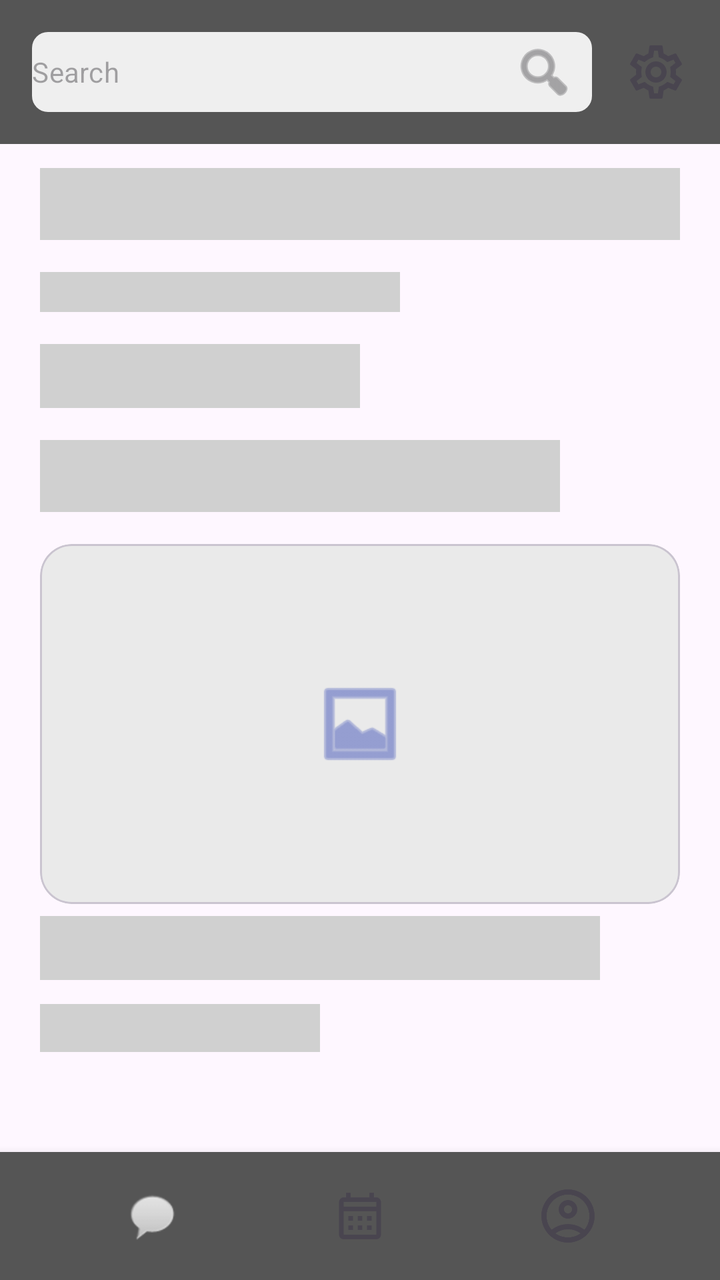
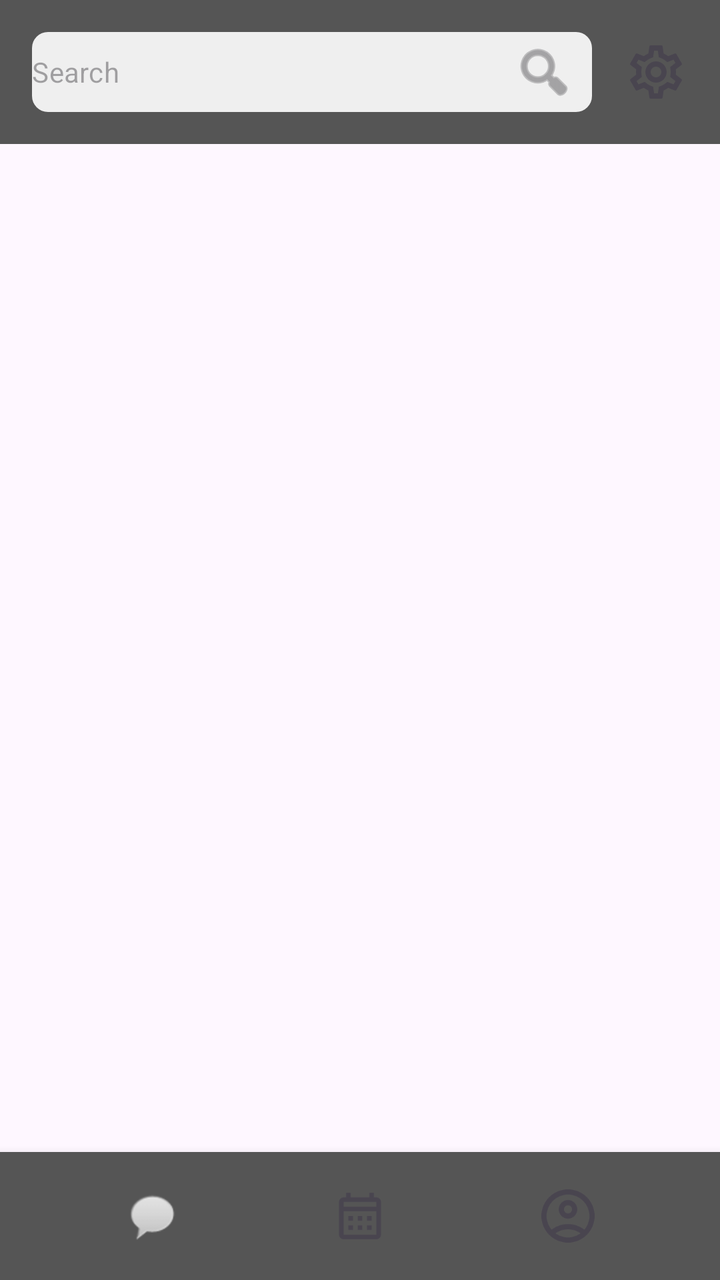

Screens rendered from an Android XML layout before and after an edit, with the pre-edit source and the edit as a unified diff.
<!-- AndroidManifest.xml: application theme AppTheme -->
<!-- res/layout/fragment_feed.xml -->
<?xml version="1.0" encoding="utf-8"?>
<RelativeLayout xmlns:android="http://schemas.android.com/apk/res/android"
  xmlns:app="http://schemas.android.com/apk/res-auto"
  android:layout_width="match_parent"
  android:layout_height="match_parent"
  android:background="?attr/colorSurface">

  
  <LinearLayout
    android:id="@+id/layout_header"
    android:layout_width="match_parent"
    android:layout_height="wrap_content"
    android:layout_alignParentTop="true"
    android:gravity="center_vertical"
    android:orientation="horizontal"
    android:padding="16dp"
    android:background="#555555">

    
    <com.google.android.material.textfield.TextInputLayout
      style="@style/Widget.MaterialComponents.TextInputLayout.OutlinedBox"
      android:layout_width="0dp"
      android:layout_height="wrap_content"
      android:layout_weight="1"
      app:boxBackgroundColor="#EFEFEF"
      app:boxCornerRadiusBottomEnd="8dp"
      app:boxCornerRadiusBottomStart="8dp"
      app:boxCornerRadiusTopEnd="8dp"
      app:boxCornerRadiusTopStart="8dp"
      app:boxStrokeWidth="0dp"
      app:endIconDrawable="@android:drawable/ic_menu_search"
      app:endIconMode="custom"
      app:hintEnabled="false">

      <com.google.android.material.textfield.TextInputEditText
        android:layout_width="match_parent"
        android:layout_height="40dp"
        android:hint="@string/search_label"
        android:padding="0dp"
        android:textSize="14sp" />
    </com.google.android.material.textfield.TextInputLayout>

    
    <ImageView
      android:id="@+id/btn_settings"
      android:layout_width="32dp"
      android:layout_height="32dp"
      android:layout_marginStart="16dp"
      android:contentDescription="@string/settings_label"
      android:src="@drawable/outline_settings_24" />
  </LinearLayout>

  
  <androidx.core.widget.NestedScrollView
    android:layout_width="match_parent"
    android:layout_height="match_parent"
    android:layout_above="@id/bottom_navigation"
    android:layout_below="@id/layout_header"
    android:fillViewport="true">

    <LinearLayout
      android:layout_width="match_parent"
      android:layout_height="wrap_content"
      android:orientation="vertical"
      android:paddingHorizontal="20dp">

      
      <TextView
        android:layout_width="match_parent"
        android:layout_height="36dp"
        android:layout_marginTop="12dp"
        android:background="#D0D0D0" />

      
      <TextView
        android:layout_width="180dp"
        android:layout_height="20dp"
        android:layout_marginTop="16dp"
        android:background="#D0D0D0" />

      
      <TextView
        android:layout_width="160dp"
        android:layout_height="32dp"
        android:layout_marginTop="16dp"
        android:background="#D0D0D0" />

      
      <TextView
        android:layout_width="260dp"
        android:layout_height="36dp"
        android:layout_marginTop="16dp"
        android:background="#D0D0D0" />

      

      
      <com.google.android.material.card.MaterialCardView
        android:layout_width="match_parent"
        android:layout_height="180dp"
        android:layout_marginTop="16dp"
        app:cardBackgroundColor="#EAEAEA"
        app:cardCornerRadius="16dp"
        app:cardElevation="0dp">

        <ImageView
          android:layout_width="48dp"
          android:layout_height="48dp"
          android:layout_gravity="center"
          android:src="@android:drawable/ic_menu_gallery"
          app:tint="#5C6BC0"/>
      </com.google.android.material.card.MaterialCardView>
      <TextView
        android:layout_width="280dp"
        android:layout_height="32dp"
        android:layout_marginTop="6dp"
        android:background="#D0D0D0" />

      
      <TextView
        android:layout_width="140dp"
        android:layout_height="24dp"
        android:layout_marginTop="12dp"
        android:layout_marginBottom="24dp"
        android:background="#D0D0D0"/>

    </LinearLayout>
  </androidx.core.widget.NestedScrollView>

  
  <LinearLayout
    android:id="@+id/bottom_navigation"
    android:layout_width="match_parent"
    android:layout_height="64dp"
    android:layout_alignParentBottom="true"
    android:background="#555555"
    android:elevation="8dp"
    android:gravity="center_vertical"
    android:orientation="horizontal"
    android:paddingHorizontal="24dp">

    
    <ImageView
      android:id="@+id/nav_chat"
      android:layout_width="0dp"
      android:layout_height="28dp"
      android:layout_weight="1"
      android:contentDescription="@string/messages_label"
      android:src="@android:drawable/sym_action_chat"/>

    
    <ImageView
      android:id="@+id/nav_calendar"
      android:layout_width="0dp"
      android:layout_height="28dp"
      android:layout_weight="1"
      android:contentDescription="@string/calendar_label"
      android:src="@drawable/outline_calendar_month_24"/>


    
    <ImageView
      android:id="@+id/nav_profile"
      android:layout_width="0dp"
      android:layout_height="32dp"
      android:layout_weight="1"
      android:src="@drawable/outline_account_circle_24"/>

  </LinearLayout>

</RelativeLayout>
<!-- resources referenced by this layout -->
<resources>
  <!-- drawable outline_account_circle_24 (drawable) -->
  <vector xmlns:android="http://schemas.android.com/apk/res/android"
      android:width="24dp"
      android:height="24dp"
      android:viewportWidth="24"
      android:viewportHeight="24"
      android:tint="?attr/colorControlNormal">
    <path
        android:fillColor="@android:color/white"
        android:pathData="M12,2C6.48,2 2,6.48 2,12s4.48,10 10,10s10,-4.48 10,-10S17.52,2 12,2zM7.35,18.5C8.66,17.56 10.26,17 12,17s3.34,0.56 4.65,1.5C15.34,19.44 13.74,20 12,20S8.66,19.44 7.35,18.5zM18.14,17.12L18.14,17.12C16.45,15.8 14.32,15 12,15s-4.45,0.8 -6.14,2.12l0,0C4.7,15.73 4,13.95 4,12c0,-4.42 3.58,-8 8,-8s8,3.58 8,8C20,13.95 19.3,15.73 18.14,17.12z"/>
    <path
        android:fillColor="@android:color/white"
        android:pathData="M12,6c-1.93,0 -3.5,1.57 -3.5,3.5S10.07,13 12,13s3.5,-1.57 3.5,-3.5S13.93,6 12,6zM12,11c-0.83,0 -1.5,-0.67 -1.5,-1.5S11.17,8 12,8s1.5,0.67 1.5,1.5S12.83,11 12,11z"/>
  </vector>
  <!-- drawable outline_calendar_month_24 (drawable) -->
  <vector xmlns:android="http://schemas.android.com/apk/res/android"
      android:width="24dp"
      android:height="24dp"
      android:viewportWidth="24"
      android:viewportHeight="24"
      android:tint="?attr/colorControlNormal">
    <path
        android:fillColor="@android:color/white"
        android:pathData="M19,4h-1V2h-2v2H8V2H6v2H5C3.89,4 3.01,4.9 3.01,6L3,20c0,1.1 0.89,2 2,2h14c1.1,0 2,-0.9 2,-2V6C21,4.9 20.1,4 19,4zM19,20H5V10h14V20zM19,8H5V6h14V8zM9,14H7v-2h2V14zM13,14h-2v-2h2V14zM17,14h-2v-2h2V14zM9,18H7v-2h2V18zM13,18h-2v-2h2V18zM17,18h-2v-2h2V18z"/>
  </vector>
  <!-- drawable outline_settings_24: vector/xml drawable (drawable, 2064 chars, omitted) -->
  <string name="calendar_label">Calendar</string>
  <string name="messages_label">Messages</string>
  <string name="search_label">Search</string>
  <string name="settings_label">Settings</string>
  <style name="AppTheme" parent="Theme.Material3.DayNight">
      
    </style>
</resources>

<!-- the commit's change to res/layout/fragment_feed.xml (unified diff, before → after) -->
@@ -51,81 +51,15 @@
   </LinearLayout>
 
   
-  <androidx.core.widget.NestedScrollView
+  <androidx.recyclerview.widget.RecyclerView
+    android:id="@+id/recycler_feed"
     android:layout_width="match_parent"
     android:layout_height="match_parent"
     android:layout_above="@id/bottom_navigation"
     android:layout_below="@id/layout_header"
-    android:fillViewport="true">
-
-    <LinearLayout
-      android:layout_width="match_parent"
-      android:layout_height="wrap_content"
-      android:orientation="vertical"
-      android:paddingHorizontal="20dp">
-
-      
-      <TextView
-        android:layout_width="match_parent"
-        android:layout_height="36dp"
-        android:layout_marginTop="12dp"
-        android:background="#D0D0D0" />
-
-      
-      <TextView
-        android:layout_width="180dp"
-        android:layout_height="20dp"
-        android:layout_marginTop="16dp"
-        android:background="#D0D0D0" />
-
-      
-      <TextView
-        android:layout_width="160dp"
-        android:layout_height="32dp"
-        android:layout_marginTop="16dp"
-        android:background="#D0D0D0" />
-
-      
-      <TextView
-        android:layout_width="260dp"
-        android:layout_height="36dp"
-        android:layout_marginTop="16dp"
-        android:background="#D0D0D0" />
-
-      
-
-      
-      <com.google.android.material.card.MaterialCardView
-        android:layout_width="match_parent"
-        android:layout_height="180dp"
-        android:layout_marginTop="16dp"
-        app:cardBackgroundColor="#EAEAEA"
-        app:cardCornerRadius="16dp"
-        app:cardElevation="0dp">
-
-        <ImageView
-          android:layout_width="48dp"
-          android:layout_height="48dp"
-          android:layout_gravity="center"
-          android:src="@android:drawable/ic_menu_gallery"
-          app:tint="#5C6BC0"/>
-      </com.google.android.material.card.MaterialCardView>
-      <TextView
-        android:layout_width="280dp"
-        android:layout_height="32dp"
-        android:layout_marginTop="6dp"
-        android:background="#D0D0D0" />
-
-      
-      <TextView
-        android:layout_width="140dp"
-        android:layout_height="24dp"
-        android:layout_marginTop="12dp"
-        android:layout_marginBottom="24dp"
-        android:background="#D0D0D0"/>
-
-    </LinearLayout>
-  </androidx.core.widget.NestedScrollView>
+    android:clipToPadding="false"
+    android:paddingTop="8dp"
+    android:paddingBottom="8dp"/>
 
   
   <LinearLayout
